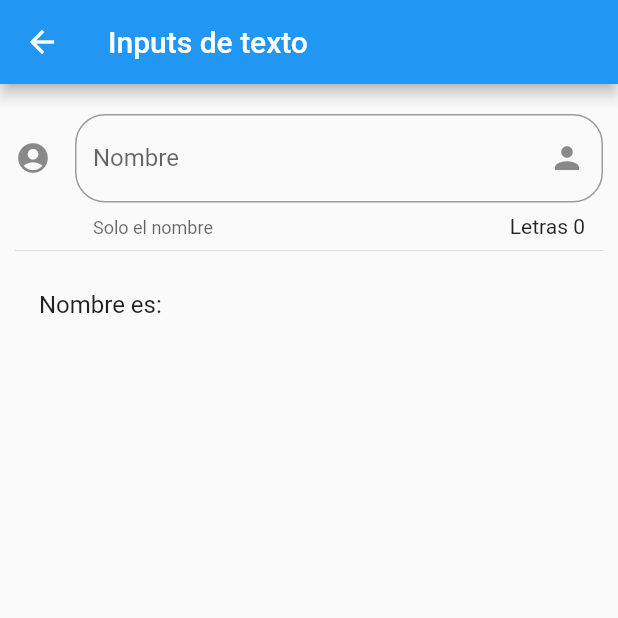
After one commit to riclara/componentes, a Flutter app: the Inputpage screen opened by its route, on a phone screen of 412 x 824 dp, the top half of it. The commit adds this screen. Run offline on Flutter 3.47's test engine with Material 2 defaults, Android fonts, the phone set to English and light mode, and no system bars.

Commit message:
add animated container and input fields

```diff
--- a/data/menu_opts.json
+++ b/data/menu_opts.json
@@ -15,6 +15,16 @@
             "ruta" : "card",
             "icon" : "folder_open",
             "texto": "Cards - Tarjetas"
+        },
+        {
+            "ruta" : "animatedContainer",
+            "icon" : "donut_large",
+            "texto": "Animated Container"
+        },
+        {
+            "ruta" : "inputs",
+            "icon" : "input",
+            "texto": "Inputs"
         }
     ]
 }
--- /dev/null
+++ b/lib/src/pages/input_page.dart
@@ -0,0 +1,62 @@
+import 'package:flutter/material.dart';
+
+class Inputpage extends StatefulWidget {
+  Inputpage({Key key}) : super(key: key);
+
+  _InputpageState createState() => _InputpageState();
+}
+
+class _InputpageState extends State<Inputpage> {
+  String _nombre = '';
+  FocusNode _myFocusNode = FocusNode();
+
+  @override
+  void dispose() {
+    _myFocusNode.dispose();
+    super.dispose();
+  }
+
+  @override
+  Widget build(BuildContext context) {
+    return Scaffold(
+      appBar: AppBar(
+        title: Text('Inputs de texto'),
+      ),
+      body: ListView(
+        padding: EdgeInsets.symmetric(horizontal: 10.0, vertical: 20.0),
+        children: <Widget>[
+          _crearInput(),
+          Divider(),
+          _crearPersona(),
+        ],
+      ),
+    );
+  }
+
+  Widget _crearInput() {
+    return TextField(
+       // autofocus: false,
+       onChanged: (value) {
+         setState(() {
+           _nombre = value;
+         });
+       },
+       textCapitalization: TextCapitalization.sentences,
+       decoration: InputDecoration(
+         border: OutlineInputBorder(borderRadius: BorderRadius.circular(20.0)),
+         counter: Text('Letras ${_nombre.length}'),
+         hintText: 'Nombre de la persona',
+         labelText: 'Nombre',
+         helperText: 'Solo el nombre',
+         suffixIcon: Icon(Icons.person),
+         icon: Icon(Icons.account_circle)
+       ),
+    );
+  }
+
+  Widget _crearPersona() {
+    return ListTile(
+      title: Text('Nombre es: $_nombre')
+    );
+  }
+}
--- a/lib/src/routes/routes.dart
+++ b/lib/src/routes/routes.dart
@@ -1,9 +1,10 @@
 import 'package:flutter/material.dart';
-
 import 'package:componentes/src/pages/card_page.dart';
 import 'package:componentes/src/pages/alert_page.dart';
 import 'package:componentes/src/pages/avatar_page.dart';
 import 'package:componentes/src/pages/home_page.dart';
+import 'package:componentes/src/pages/animated_container.dart';
+import 'package:componentes/src/pages/input_page.dart';
 
 Map <String, WidgetBuilder> getApplicationRoutes () {
   return {
@@ -11,5 +12,7 @@ Map <String, WidgetBuilder> getApplicationRoutes () {
     'alert': (BuildContext context) => AlertPage(),
     'avatar': (BuildContext context) => AvatarPage(),
     'card': (BuildContext context) => CardPage(),
+    'animatedContainer': (BuildContext context) => AnimatedContainerPage(),
+    'inputs': (BuildContext context) => Inputpage(),
   };
 }
--- a/lib/src/utils/icono_string_util.dart
+++ b/lib/src/utils/icono_string_util.dart
@@ -3,7 +3,9 @@ import 'package:flutter/material.dart';
 final _icons = <String, IconData>{
   "add_alert": Icons.add_alert,
   "accessibility": Icons.accessibility,
-  "folder_open": Icons.folder_open
+  "folder_open": Icons.folder_open,
+  "donut_large": Icons.donut_large,
+  "input": Icons.input,
 };
 
 Icon getIcon(String nombreIcono) {
```
Also changed, not shown: lib/src/pages/animated_container.dart (added, +51 -0 lines).
